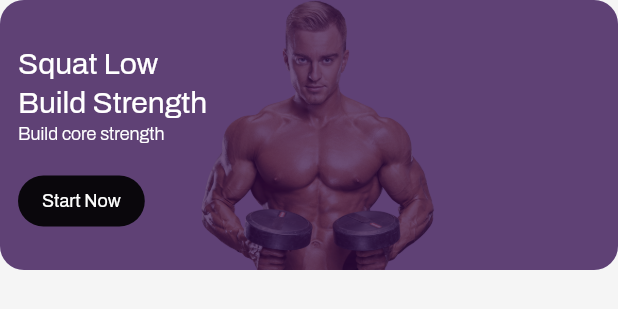
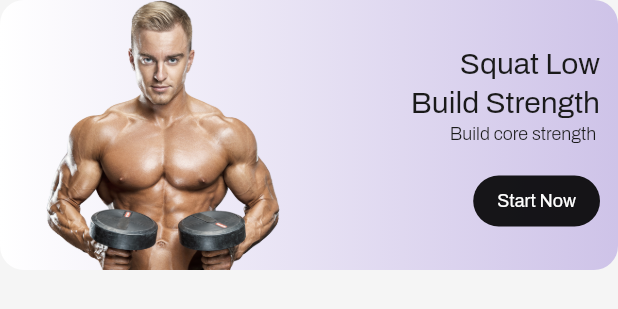
Before and after one commit to JustineUgo/fittrack_pro, a Flutter app: the Excercise widget shown alone on an empty page, opened directly, on a phone screen of 412 x 824 dp. Shown: the top 309 px of the screen. Run offline on Flutter 3.47's test engine with Material 3 defaults, Android fonts, the phone set to English and light mode, and no system bars; our stand-ins replace go_router; project files that could hold a hidden picture were left out.

Commit message:
refactor: dashboard ui

```diff
--- a/lib/features/dashboard/presentation/widgets/excercise.dart
+++ b/lib/features/dashboard/presentation/widgets/excercise.dart
@@ -12,18 +12,23 @@ class Excercise extends StatelessWidget {
     return Container(
       height: 180,
       margin: EdgeInsets.only(bottom: xs),
-
       decoration: BoxDecoration(
         borderRadius: BorderRadius.circular(FitRadius.m),
-        color: FitColor.lightPurple,
-        image: DecorationImage(image: AssetImage(image)),
+        // color: FitColor.whiteColor,
+        gradient: LinearGradient(
+          begin: Alignment.centerRight,
+          end: Alignment.centerLeft,
+          colors: [
+            FitColor.primary(context).shade200,
+            FitColor.background(context),
+          ],
+        ),
       ),
-      child: Container(
-        decoration: BoxDecoration(
-          color: FitColor.primary(context).withValues(alpha: .7),
-          borderRadius: BorderRadius.circular(FitRadius.m),
-        ),
-        child: Row(children: [ContentPart()]),
+      child: Row(
+        children: [
+          Expanded(child: Image.asset(image)),
+          ContentPart(),
+        ],
       ),
     );
   }
@@ -54,12 +59,13 @@ class ContentPart extends StatelessWidget {
         padding: EdgeInsets.all(s),
         child: Column(
           mainAxisAlignment: MainAxisAlignment.center,
-          crossAxisAlignment: CrossAxisAlignment.start,
+          crossAxisAlignment: CrossAxisAlignment.end,
           children: [
             Text(
               "Squat Low\nBuild Strength",
+              textAlign: TextAlign.end,
               style: FitStyle.h6(context).copyWith(
-                color: FitColor.whiteColor,
+                // color: FitColor.whiteColor,
                 fontWeight: FontWeight.w400,
                 height: 1.3,
               ),
@@ -67,7 +73,7 @@ class ContentPart extends StatelessWidget {
             Text(
               "Build core strength ",
               style: FitStyle.b2(context).copyWith(
-                color: FitColor.whiteColor,
+                // color: FitColor.whiteColor,
                 fontWeight: FontWeight.w300,
                 height: 1.3,
               ),
--- a/lib/features/root/root.dart
+++ b/lib/features/root/root.dart
@@ -17,7 +17,9 @@ class _RootState extends State<Root> {
   @override
   Widget build(BuildContext context) {
     return Scaffold(
-      body: Container(
+      body: Hero(
+        tag: 'intro',
+        child: Container(
           decoration: BoxDecoration(
             image: DecorationImage(
               image: AssetImage(Assets.rootImage),
@@ -69,6 +71,7 @@ class _RootState extends State<Root> {
             ),
           ),
         ),
+      ),
     );
   }
 }
--- a/lib/main.dart
+++ b/lib/main.dart
@@ -19,7 +19,6 @@ class FitTrackPro extends StatelessWidget {
       themeMode: ThemeMode.light,
       theme: FitTheme.themeData,
       darkTheme: FitTheme.darkThemeData,
-
       routerConfig: router,
     );
   }
```
Also changed, not shown: lib/features/dashboard/presentation/pages/dashboard_screen.dart (+12 -10 lines). Lines whose indentation alone changed are shown as unchanged.
